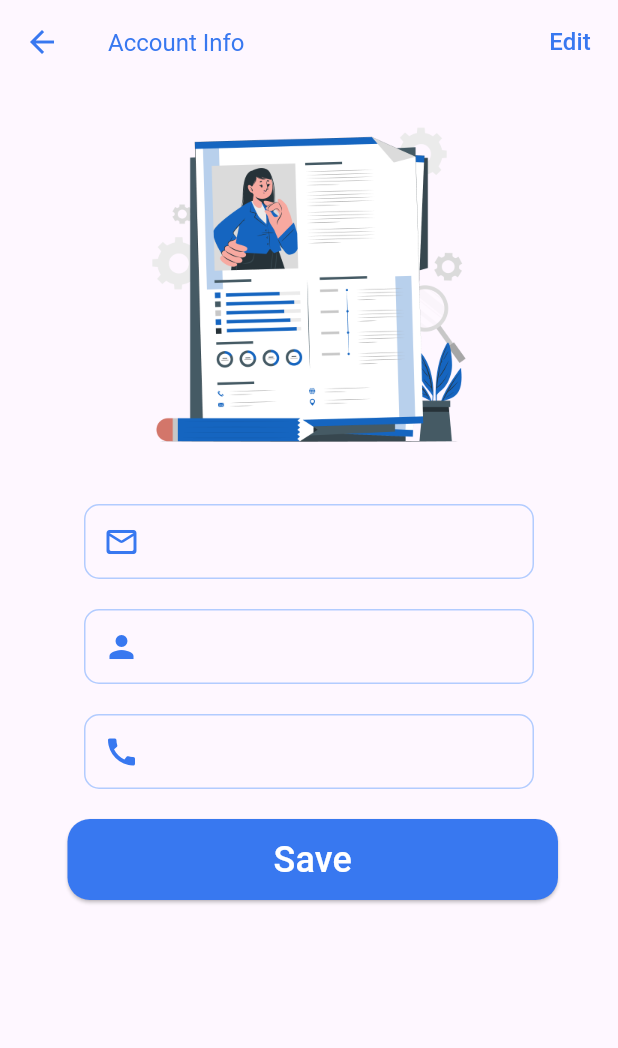
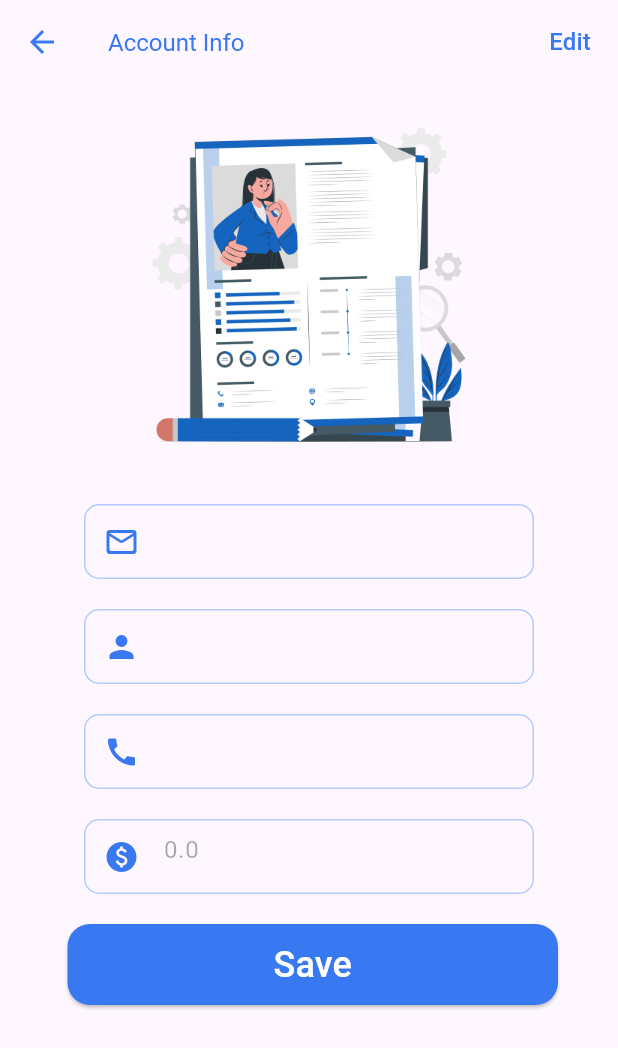
Before and after one commit to i-godz/ParkYaCar, a Flutter app: the AccountPreferences screen opened by its route, on a phone screen of 412 x 824 dp. Shown: the top 1048 px of the screen. Run offline on Flutter 3.47's test engine with Material 3 defaults, Android fonts, the light colour scheme and no system bars; our stand-ins replace cloud_firestore, curved_navigation_bar, dio, firebase_auth, firebase_core, firebase_storage and 8 more; missing offline and left inert: qr_code_scanner; accounts and stored records are empty.

Commit message:
added previous transactions history and reward system via bonus

```diff
--- a/lib/core/utils/app_images.dart
+++ b/lib/core/utils/app_images.dart
@@ -45,8 +45,8 @@ class AppImages {
  static const String gateIcon = "assets/icons/gateIcon.png";
  static const String gatesPage = "assets/images/gates.png";
  static const String bottomGateIcon = "assets/icons/gateIcon_2.png";
-
-
+ static const String parkingHistory = "assets/icons/history.png";
+ static const String noData = "assets/images/Nodata.png";
 
 // Help and Support
   static const String CheerUp = "assets/images/CheerUp.png";
@@ -64,8 +64,4 @@ class AppImages {
 
 // Payment Screens
   static const String creditImage = "assets/images/Credit_Payment.png";
-
-
-
-
 }
--- a/lib/core/utils/app_route.dart
+++ b/lib/core/utils/app_route.dart
@@ -5,6 +5,7 @@ import 'package:demoapp/features/Homepage/Camera/Generate_QrCode.dart';
 import 'package:demoapp/features/Homepage/Camera/Qr_Screen.dart';
 import 'package:demoapp/features/Homepage/Home/Admin/AdminBottomNavigator.dart';
 import 'package:demoapp/features/Homepage/Home/Admin/Adminhomepage.dart';
+import 'package:demoapp/features/Homepage/Profile/User/Parking_History/parking_history.dart';
 import 'package:demoapp/features/Payment_Manager/PaymentPage.dart';
 import 'package:demoapp/features/Homepage/Home/User/HomeNavigator.dart';
 import 'package:demoapp/features/Homepage/Home/User/Userhomepage.dart';
@@ -52,6 +53,7 @@ class Routes {
   static const String PaymobWebView = "/PaymobWebView";
   static const String HelpandSuport = "/HelpandSuport";
   static const String AdminHomeNavigator = "/AdminHomeNavigator";
+  static const String ParkingHistory = "/ParkingHistory";
 
 }
 class AppRoutes {
@@ -64,7 +66,10 @@ case Routes.AdminHomeNavigator: // Add this case
           builder: (context) =>  AdminHomeNavigator(),
         );
 
-
+case Routes.ParkingHistory: // Add this case
+        return MaterialPageRoute(
+          builder: (context) =>  ParkingHistory(),
+        );
 
 case Routes.HelpandSuport: // Add this case
         return MaterialPageRoute(
--- a/lib/features/Homepage/Home/Admin/Adminhomepage.dart
+++ b/lib/features/Homepage/Home/Admin/Adminhomepage.dart
@@ -251,9 +251,6 @@ class _AdminHomeScreenState extends State<AdminHomeScreen> {
                             ),
 
 
-
-
-
   trailing: GestureDetector(
       onTap: () {
         deleteAdminAccount(context);
--- a/lib/features/Homepage/Profile/User/Account_Preferences/AccountPreference.dart
+++ b/lib/features/Homepage/Profile/User/Account_Preferences/AccountPreference.dart
@@ -18,6 +18,7 @@ class _AccountPreferencesState extends State<AccountPreferences> {
   final TextEditingController fullNameController = TextEditingController();
   final TextEditingController userEmailController = TextEditingController();
   final TextEditingController userNumberController = TextEditingController();
+  final TextEditingController bonusController = TextEditingController();
 
   @override
   void initState() {
@@ -44,6 +45,9 @@ void getData() async {
         if (data.containsKey("phone")) {
           userNumberController.text = data["phone"];
         }
+        if (data.containsKey("bonus")) {
+          bonusController.text = data["bonus"].toString();
+        }
       } else {
         // Handle the case where data is null (optional)
       }
@@ -54,7 +58,6 @@ void getData() async {
     setState(() {});
   }
 }
-
 
   Future<void> updateUserData() async {
     User? user = _auth.currentUser;
@@ -206,6 +209,31 @@ void getData() async {
               ),
             ),
             const SizedBox(height: 20),
+
+Center(
+              child: Container(
+                width: 300,
+                decoration: BoxDecoration(
+                  border: Border.all(color: AppColors.borderlightBlue),
+                  borderRadius: BorderRadius.circular(10),
+                ),
+                child: TextFormField(
+                  enabled: false,
+                  controller: bonusController,
+                  decoration: const InputDecoration(
+                    border: InputBorder.none,
+                    focusedBorder: InputBorder.none,
+                     prefixIcon: Icon(
+                      Icons.paid,
+                      color: AppColors.lightBlue,
+                    ),
+                  ),
+                ),
+              ),
+            ),
+
+
+            const SizedBox(height: 20),
             Container(
               padding: const EdgeInsets.fromLTRB(45, 0, 40, 0),
               width: double.infinity,
```
Also changed, not shown: lib/features/Homepage/Profile/User/Parking_History/parking_history.dart (added, +128 -0 lines), lib/features/Homepage/Profile/profile.dart (+7 -3 lines), lib/features/Payment_Manager/PaymentPage.dart (+19 -29 lines), assets/icons/history.png (added), assets/images/Nodata.png (added), lib/main.dart (line endings or trailing spaces).
